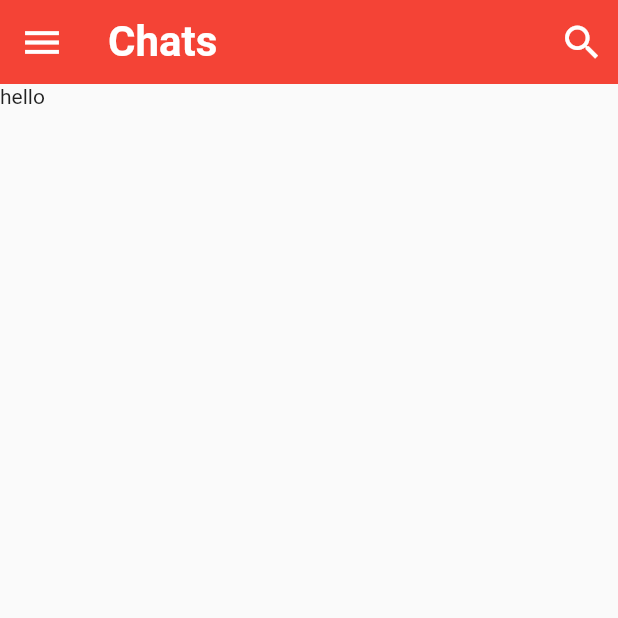
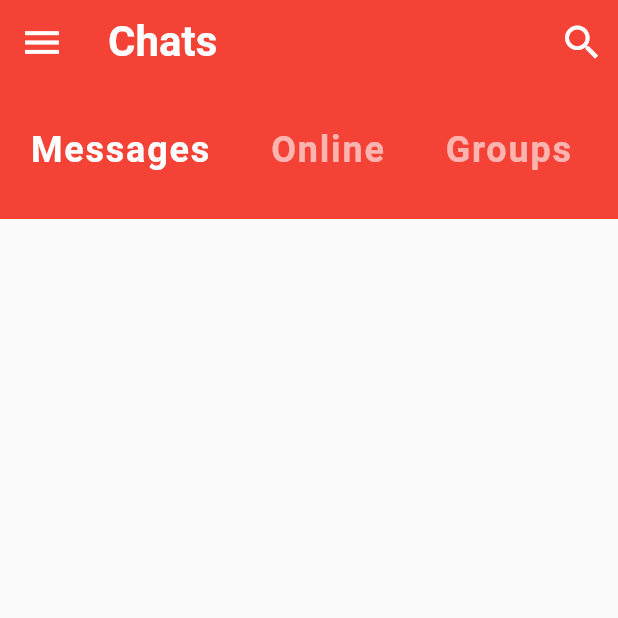
Before and after one commit to IhorPylyavets/FlutterChatUI, a Flutter app: the screen it shows after launch, on a phone screen of 412 x 824 dp, the top half of it. Run offline on Flutter 3.47's test engine with Material 2 defaults, Android fonts, the phone set to English and light mode, and no system bars.

Commit message:
Added CategorySelector

```diff
--- a/lib/screens/home_screen.dart
+++ b/lib/screens/home_screen.dart
@@ -1,4 +1,5 @@
 import 'package:flutter/material.dart';
+import 'package:flutter_chat_ui_starter/widgets/category_selector.dart';
 
 class HomeScreen extends StatefulWidget {
   @override
@@ -32,7 +33,11 @@ class _HomeScreenState extends State<HomeScreen> {
           )
         ],
       ),
-      body: Text('hello'),
+      body: Column(
+        children: <Widget>[
+          CategorySelector(),
+        ],
+      ),
     );
   }
 }
--- /dev/null
+++ b/lib/widgets/category_selector.dart
@@ -0,0 +1,45 @@
+import 'package:flutter/material.dart';
+
+class CategorySelector extends StatefulWidget {
+  @override
+  _CategorySelectorState createState() => _CategorySelectorState();
+}
+
+class _CategorySelectorState extends State<CategorySelector> {
+
+  int _selectedIndex = 0;
+  final List<String> _categories = ['Messages', 'Online', 'Groups', 'Requests'];
+
+  @override
+  Widget build(BuildContext context) {
+    return Container(
+      height: 90.0,
+      color:  Theme.of(context).primaryColor,
+      child: ListView.builder(
+        scrollDirection: Axis.horizontal,
+        itemCount: _categories.length,
+        itemBuilder: (BuildContext context, int index) {
+          return GestureDetector(
+            onTap: () {
+              setState(() {
+                _selectedIndex = index;
+              });
+              print('Clicked category: ${_categories[index]}');
+            },
+            child: Padding(
+              padding: EdgeInsets.symmetric(horizontal: 20.0, vertical: 30.0),
+              child: Text(_categories[index],
+                style: TextStyle(
+                  color: _selectedIndex == index ? Colors.white : Colors.white60,
+                  fontSize: 24.0,
+                  fontWeight: FontWeight.bold,
+                  letterSpacing: 1.2,
+                ),
+              ),
+            ),
+          );
+        }
+      ),
+    );
+  }
+}
```
